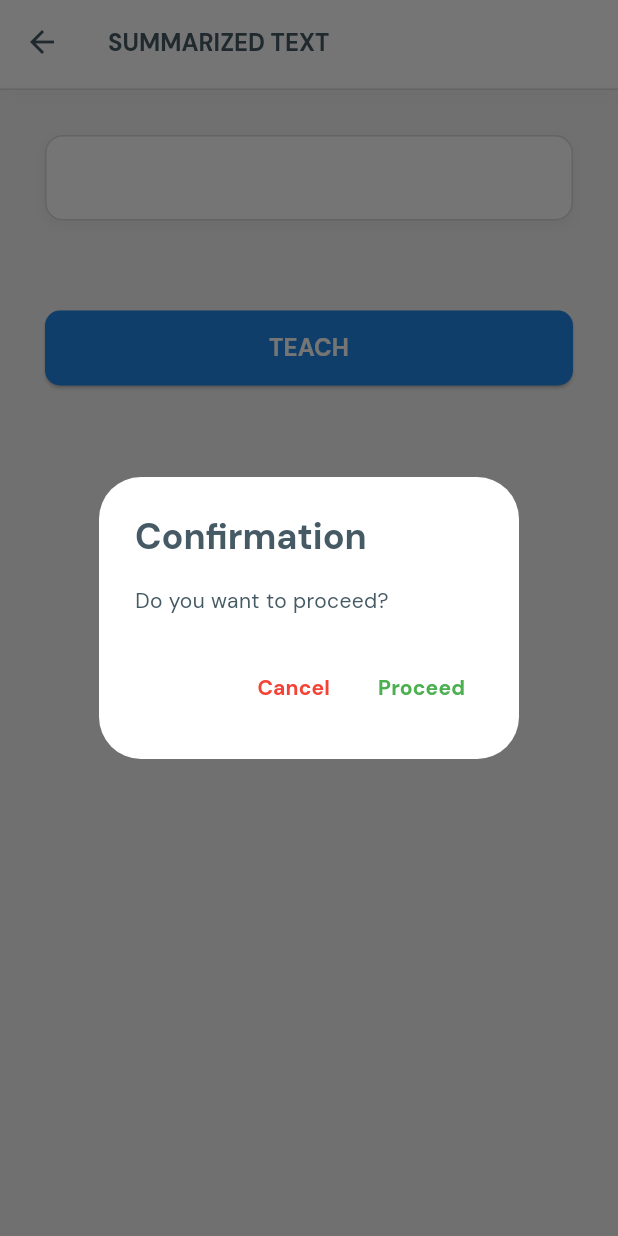
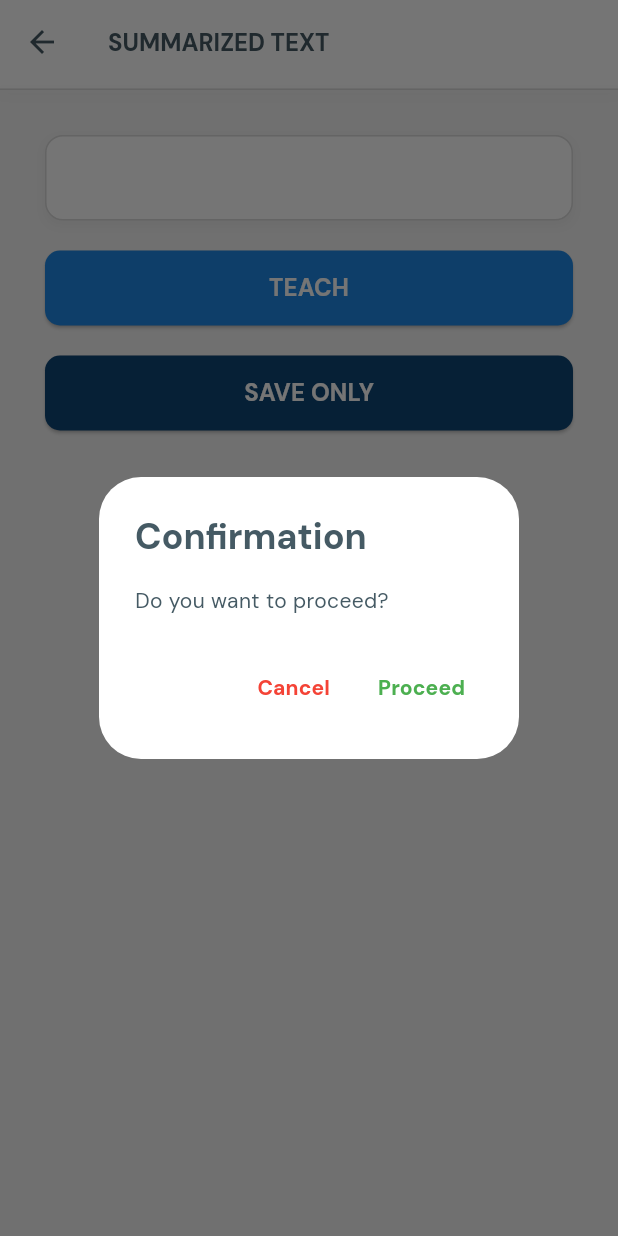
Before and after one commit to benson09121/insightify, a Flutter app: the Summarized screen opened directly with empty values, after a tap on "TEACH", on a phone screen of 412 x 824 dp. Run offline on Flutter 3.47's test engine with Material 3 defaults, Android fonts, the light colour scheme and no system bars; our stand-ins replace camera, cloud_firestore, firebase_auth, firebase_core, google_fonts, google_generative_ai and 5 more; missing offline and left inert: google_mlkit_text_recognition; accounts and stored records are empty.

Commit message:
ean ksoad

```diff
--- a/lib/pages/login.dart
+++ b/lib/pages/login.dart
@@ -33,6 +33,7 @@ class _LoginState extends State<Login> {
           ),
         ),
         child: Center(
+          child: SingleChildScrollView(
             child: Column(
               mainAxisAlignment: MainAxisAlignment.center,
               children: [
@@ -93,6 +94,7 @@ class _LoginState extends State<Login> {
             ),
           ),
         ),
+      ),
     );
   }
 }
--- a/lib/pages/summarized.dart
+++ b/lib/pages/summarized.dart
@@ -1,3 +1,4 @@
+import 'package:cloud_firestore/cloud_firestore.dart';
 import 'package:firebase_auth/firebase_auth.dart';
 import 'package:flutter/material.dart';
 import 'package:google_fonts/google_fonts.dart';
@@ -11,20 +12,9 @@ class Summarized extends StatefulWidget {
 }
 
 class _SummarizedState extends State<Summarized> {
-  int _selectedIndex = 0;
-
-  void _onItemTapped(int index) {
-    setState(() {
-      _selectedIndex = index;
-    });
-  }
-
   @override
   Widget build(BuildContext context) {
     final arg = ModalRoute.of(context)!.settings.arguments as Map;
-    logout() {
-      FirebaseAuth.instance.signOut();
-    }
 
     return Scaffold(
       appBar: AppBar(
@@ -58,11 +48,11 @@ class _SummarizedState extends State<Summarized> {
           ),
         ),
       ),
-      body: ListView(
-        children: [
-          Padding(
-            padding: const EdgeInsets.all(30.0),
-            child: Container(
+      body: Padding(
+        padding: const EdgeInsets.all(30),
+        child: ListView(
+          children: [
+            Container(
               decoration: BoxDecoration(
                 color: Colors.white,
                 borderRadius: BorderRadius.circular(12.0),
@@ -89,10 +79,10 @@ class _SummarizedState extends State<Summarized> {
                 ),
               ),
             ),
-          ),
-          Padding(
-            padding: EdgeInsets.all(30.0),
-            child: ElevatedButton(
+            SizedBox(
+              height: 20,
+            ),
+            ElevatedButton(
               onPressed: () {
                 showDialog(
                   context: context,
@@ -130,7 +120,16 @@ class _SummarizedState extends State<Summarized> {
                         ),
                         TextButton(
                           onPressed: () {
+                            var uid = FirebaseAuth.instance.currentUser!.uid;
                             summarized = arg['extractedText'];
+                            FirebaseFirestore.instance
+                                .collection('summarized')
+                                .add({
+                              'uid': uid,
+                              'email': FirebaseAuth.instance.currentUser!.email,
+                              'sumText': arg['extractedText'],
+                              'date_created': DateTime.now()
+                            });
                             Navigator.pop(context);
                             Navigator.pushNamed(context, '/record');
                           },
@@ -165,8 +164,40 @@ class _SummarizedState extends State<Summarized> {
                 ),
               ),
             ),
-          ),
-        ],
+            SizedBox(
+              height: 20,
+            ),
+            ElevatedButton(
+              onPressed: () {
+                var uid = FirebaseAuth.instance.currentUser!.uid;
+                summarized = arg['extractedText'];
+                FirebaseFirestore.instance.collection('summarized').add({
+                  'uid': uid,
+                  'email': FirebaseAuth.instance.currentUser!.email,
+                  'sumText': arg['extractedText'],
+                  'date_created': DateTime.now()
+                });
+                Navigator.pop(context);
+              },
+              style: ElevatedButton.styleFrom(
+                backgroundColor: Color.fromARGB(255, 14, 69, 117),
+                minimumSize: Size(double.infinity, 50),
+                shape: RoundedRectangleBorder(
+                  borderRadius:
+                      BorderRadius.circular(10.0), // Add rounded edges
+                ),
+              ),
+              child: Text(
+                'SAVE ONLY',
+                style: GoogleFonts.dmSans(
+                  fontWeight: FontWeight.bold,
+                  color: Colors.white,
+                  fontSize: 16.0,
+                ),
+              ),
+            ),
+          ],
+        ),
       ),
     );
   }
--- a/pubspec.yaml
+++ b/pubspec.yaml
@@ -49,10 +49,11 @@ dependencies:
   google_generative_ai: ^0.4.6
   speech_to_text: ^7.0.0
   # flutter_sound_record: ^3.3.2
-  record: ^5.2.0
-  flutter_sound: ^9.1.8
+  # record: ^5.2.0
+  # flutter_sound: ^9.1.8
   permission_handler: ^10.2.0
   path_provider: ^2.1.5
+  intl: ^0.17.0
 
 dev_dependencies:
   flutter_test:
```
Also changed, not shown: lib/pages/assessment.dart (+1 -9 lines), lib/pages/history.dart (+37 -47 lines), lib/pages/record.dart (+2 -35 lines), pubspec.lock, 6 other files. Lines whose indentation alone changed are shown as unchanged.
